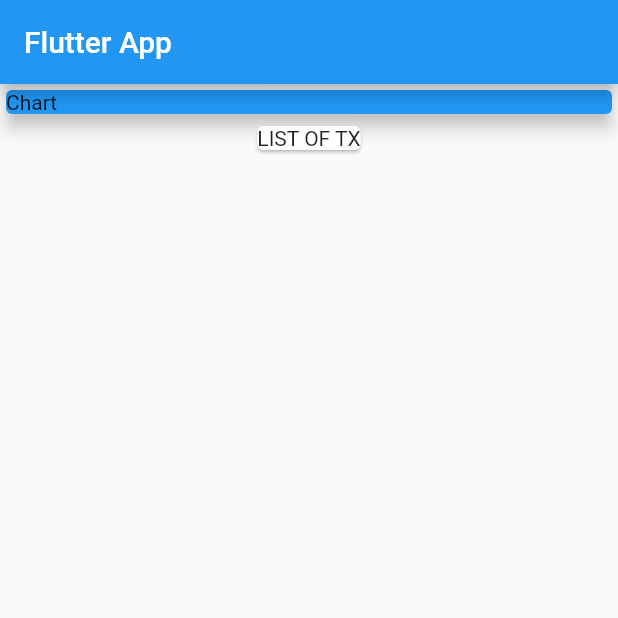
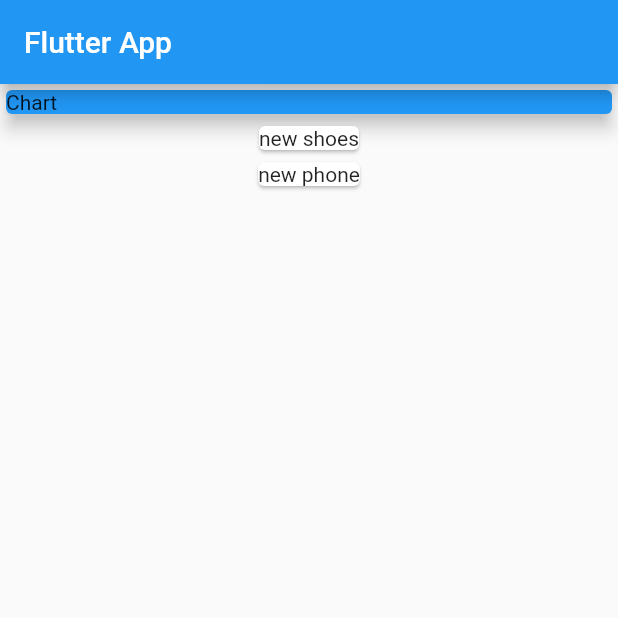
Before and after one commit to pamodaravihansa/Personal_Expenses_App, a Flutter app: the screen it shows after launch, on a phone screen of 412 x 824 dp, the top half of it. Run offline on Flutter 3.47's test engine with Material 2 defaults, Android fonts, the phone set to English and light mode, and no system bars.

Commit message:
map data into widgets

```diff
--- a/lib/main.dart
+++ b/lib/main.dart
@@ -1,6 +1,7 @@
 // ignore_for_file: prefer_const_constructors, prefer_const_literals_to_create_immutables
 
 import 'package:flutter/material.dart';
+import './transaction.dart';
 
 void main() {
   runApp(MyApp());
@@ -19,7 +20,22 @@ class MyApp extends StatelessWidget {
 }
 
 class MyHomePage extends StatelessWidget {
-  const MyHomePage({Key? key}) : super(key: key);
+  MyHomePage({Key? key}) : super(key: key);
+
+  final List<Transaction> transactions = [
+    Transaction(
+      id: 't1',
+      title: 'new shoes',
+      amount: 69.99,
+      date: DateTime.now(),
+    ),
+    Transaction(
+      id: 't2',
+      title: 'new phone',
+      amount: 999,
+      date: DateTime.now(),
+    ),
+  ];
 
   @override
   Widget build(BuildContext context) {
@@ -37,9 +53,12 @@ class MyHomePage extends StatelessWidget {
               elevation: 5,
             ),
           ),
-          Card(
-            child: Text('LIST OF TX'),
-          ),
+          Column(
+              children: transactions.map((tx) {
+            return Card(
+              child: Text(tx.title),
+            );
+          }).toList()),
         ],
       ),
     );
```
Also changed, not shown: lib/transaction.dart (line endings or trailing spaces).
